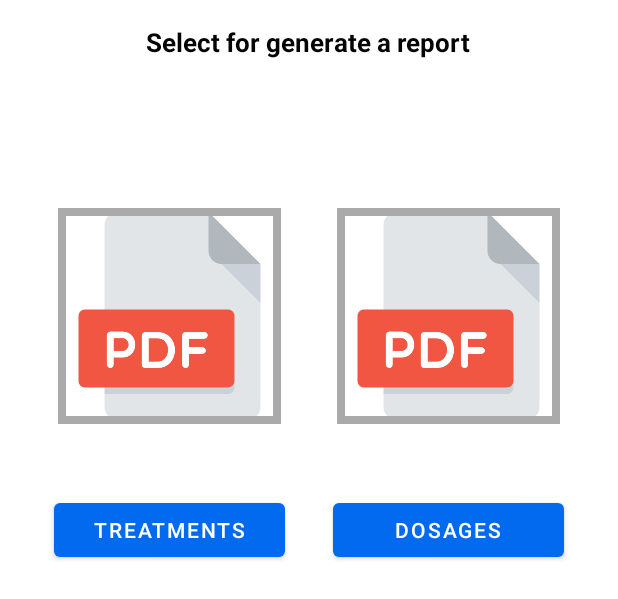
After one commit to alejandrobrik/APP_SMART_PILLS_DISPENSER_2, an Android app: the layout fragment_report_patient.xml on its own in the app's theme, with its tools: preview values and no code run, on a phone screen of 412 x 824 dp. The commit adds this screen. Shown: the top 599 px of the screen. Run offline under Robolectric (Android 15) with nearby library versions, the phone set to English and light mode, and no system bars.

Commit message:
reportes

```diff
--- a/app/build.gradle
+++ b/app/build.gradle
@@ -86,5 +86,8 @@ dependencies {
     //Select phone country
      implementation 'com.hbb20:ccp:2.5.0'
 
+    // ITextPDF5
+    implementation 'com.itextpdf:itextg:5.5.10'
+
 
 }
--- a/app/src/main/java/com/uteq/app_smart_pills_dispenser/services/DosageService.java
+++ b/app/src/main/java/com/uteq/app_smart_pills_dispenser/services/DosageService.java
@@ -15,6 +15,9 @@ public interface DosageService {
     @GET("api/medical-treatment/dosages/{id}")
     Call<List<Dosage>> getDosage(@Path("id") String id);
 
+    @GET("api/dosage")
+    Call<List<Dosage>> getAllDosage();
+
     @POST("api/dosage")
     Call<Dosage> addDosage(@Body Dosage dosage);
 }
--- /dev/null
+++ b/app/src/main/res/layout/fragment_report_patient.xml
@@ -0,0 +1,72 @@
+<?xml version="1.0" encoding="utf-8"?>
+<androidx.constraintlayout.widget.ConstraintLayout xmlns:android="http://schemas.android.com/apk/res/android"
+    xmlns:app="http://schemas.android.com/apk/res-auto"
+    xmlns:tools="http://schemas.android.com/tools"
+    android:layout_width="match_parent"
+    android:layout_height="match_parent"
+    tools:context=".ui.subfragments.ReportPatientFragment">
+
+
+    <TextView
+        android:id="@+id/textView4"
+        android:layout_width="wrap_content"
+        android:layout_height="wrap_content"
+        android:layout_marginTop="16dp"
+        android:textAlignment="center"
+        android:textColor="#040404"
+        android:textSize="17dp"
+        android:text="Select for generate a report"
+        android:textStyle="bold"
+        app:layout_constraintEnd_toEndOf="parent"
+        app:layout_constraintHorizontal_bias="0.498"
+        app:layout_constraintStart_toStartOf="parent"
+        app:layout_constraintTop_toTopOf="parent" />
+
+    <com.google.android.material.imageview.ShapeableImageView
+        android:id="@+id/imageView3"
+        android:layout_width="154dp"
+        android:layout_height="149dp"
+        android:layout_marginStart="36dp"
+        android:layout_marginTop="136dp"
+        android:padding="5dp"
+        android:src="@drawable/ic_pdf"
+        app:layout_constraintStart_toStartOf="parent"
+        app:layout_constraintTop_toTopOf="parent"
+        app:strokeColor="@android:color/darker_gray"
+        app:strokeWidth="5dp" />
+
+    <Button
+        android:id="@+id/btnReportDosages"
+        android:layout_width="154dp"
+        android:layout_height="48dp"
+        android:layout_marginTop="44dp"
+        android:layout_marginEnd="36dp"
+        android:text="Dosages"
+        app:layout_constraintEnd_toEndOf="parent"
+        app:layout_constraintTop_toBottomOf="@+id/imageView4" />
+
+    <com.google.android.material.imageview.ShapeableImageView
+        android:id="@+id/imageView4"
+        android:layout_width="154dp"
+        android:layout_height="149dp"
+        android:layout_marginTop="136dp"
+        android:layout_marginEnd="36dp"
+        android:padding="5dp"
+        android:src="@drawable/ic_pdf"
+        app:layout_constraintEnd_toEndOf="parent"
+        app:layout_constraintTop_toTopOf="parent"
+        app:strokeColor="@android:color/darker_gray"
+        app:strokeWidth="5dp" />
+
+    <Button
+        android:id="@+id/btnReportTreatments"
+        android:layout_width="154dp"
+        android:layout_height="48dp"
+        android:layout_gravity="center"
+        android:layout_marginStart="36dp"
+        android:layout_marginTop="44dp"
+        android:text="Treatments"
+        app:layout_constraintStart_toStartOf="parent"
+        app:layout_constraintTop_toBottomOf="@+id/imageView3" />
+
+</androidx.constraintlayout.widget.ConstraintLayout>
```
Also changed, not shown: app/src/main/AndroidManifest.xml (+7 -4 lines), app/src/main/java/com/uteq/app_smart_pills_dispenser/ui/subfragments/PatientMenuFragment.java (+70 -0 lines), app/src/main/java/com/uteq/app_smart_pills_dispenser/ui/subfragments/ReportPatientFragment.java (added, +298 -0 lines), app/src/main/res/navigation/mobile_navigation2.xml (+15 -0 lines), app/src/main/res/drawable/ic_pdf.png (added).
